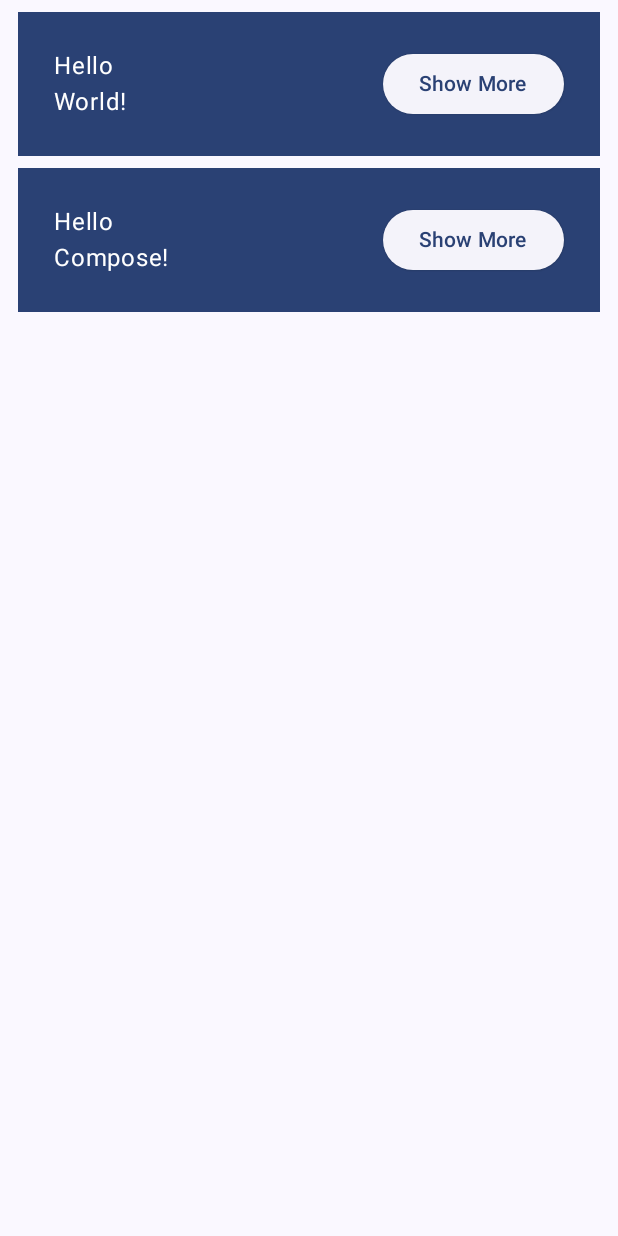
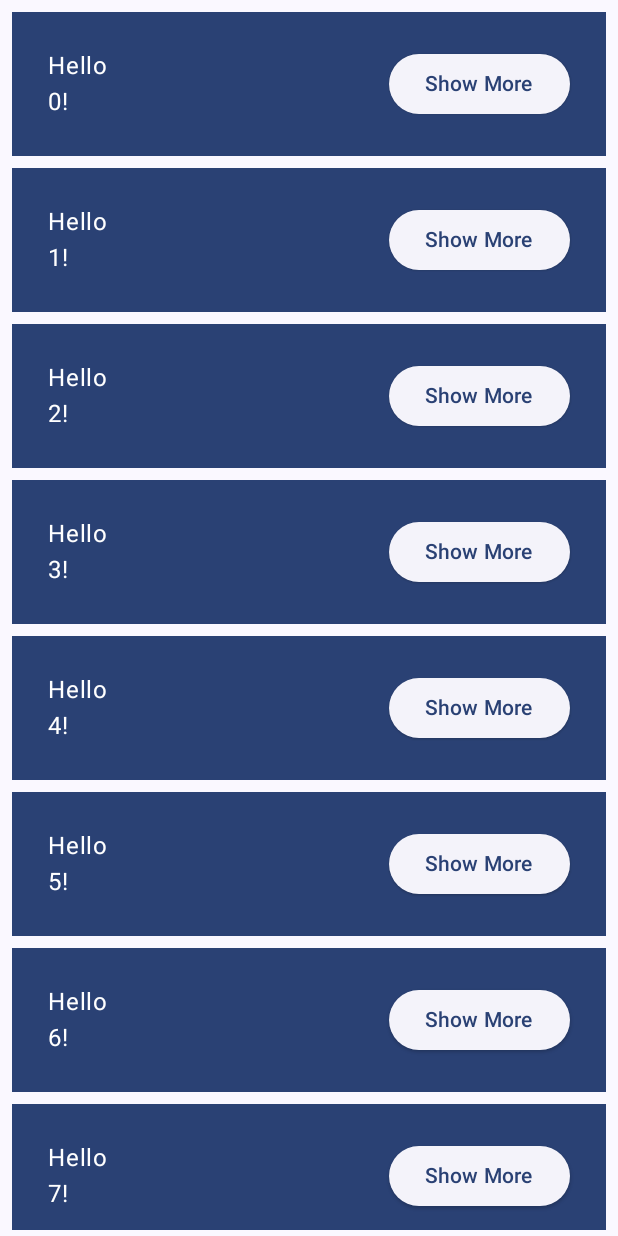
Before and after one commit to shakivhussain/BasicsCodelab, an Android app built with Jetpack Compose: the screen it shows after launch (MainActivity), after a tap on "Continue", on a phone screen of 412 x 824 dp. Run offline under Robolectric (Android 15) with nearby library versions, the phone set to English and light mode, and no system bars.

Commit message:
✅ Create a performant lazy list

```diff
--- a/app/src/main/java/com/shakiv/husain/basicscodelab/MainActivity.kt
+++ b/app/src/main/java/com/shakiv/husain/basicscodelab/MainActivity.kt
@@ -8,6 +8,8 @@ import androidx.compose.foundation.layout.Column
 import androidx.compose.foundation.layout.Row
 import androidx.compose.foundation.layout.fillMaxSize
 import androidx.compose.foundation.layout.padding
+import androidx.compose.foundation.lazy.LazyColumn
+import androidx.compose.foundation.lazy.items
 import androidx.compose.material3.Button
 import androidx.compose.material3.ElevatedButton
 import androidx.compose.material3.MaterialTheme
@@ -60,16 +62,20 @@ fun MyAppReview() {
 @Composable
 fun Greetings(
     modifier: Modifier = Modifier,
-    names: List<String> = listOf("World", "Compose")
+    names: List<String> = List(1000){"$it"}
 ) {
+
     Surface(
         modifier = modifier,
         color = MaterialTheme.colorScheme.background
     ) {
 
-        Column(modifier = Modifier.padding(4.dp)) {
-            for (name in names) {
-                Greeting("$name")
+        LazyColumn(modifier = Modifier.padding(vertical = 4.dp)){
+
+            items(items = names){name->
+
+                Greeting(name = name)
+
             }
         }
     }
```
